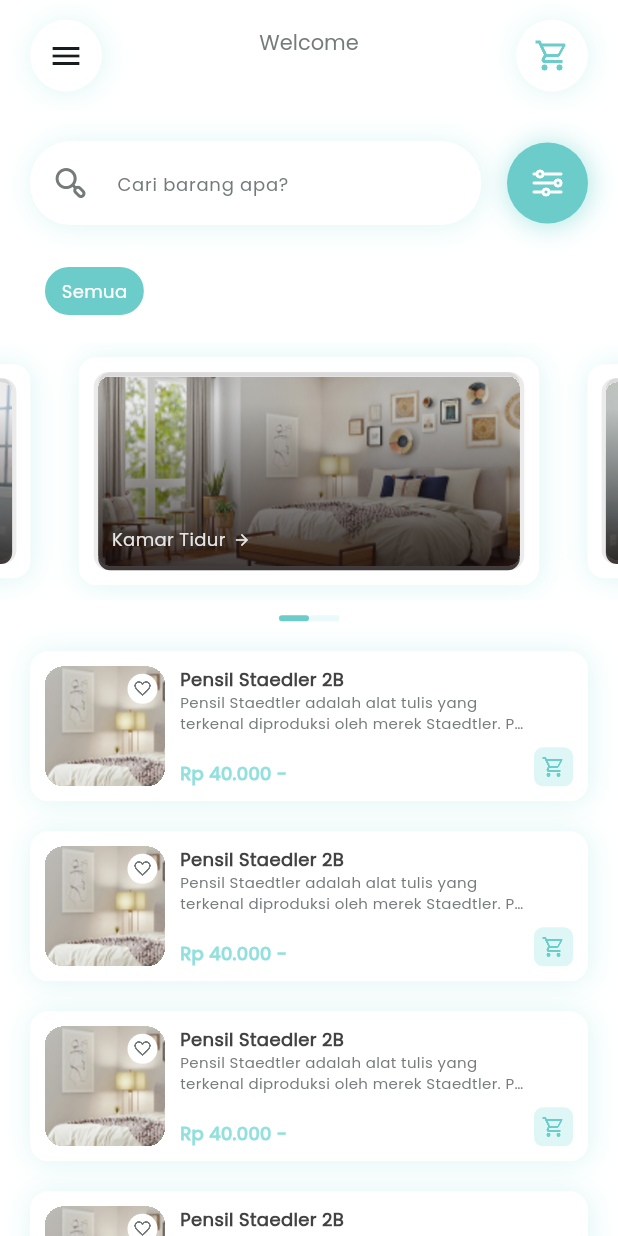
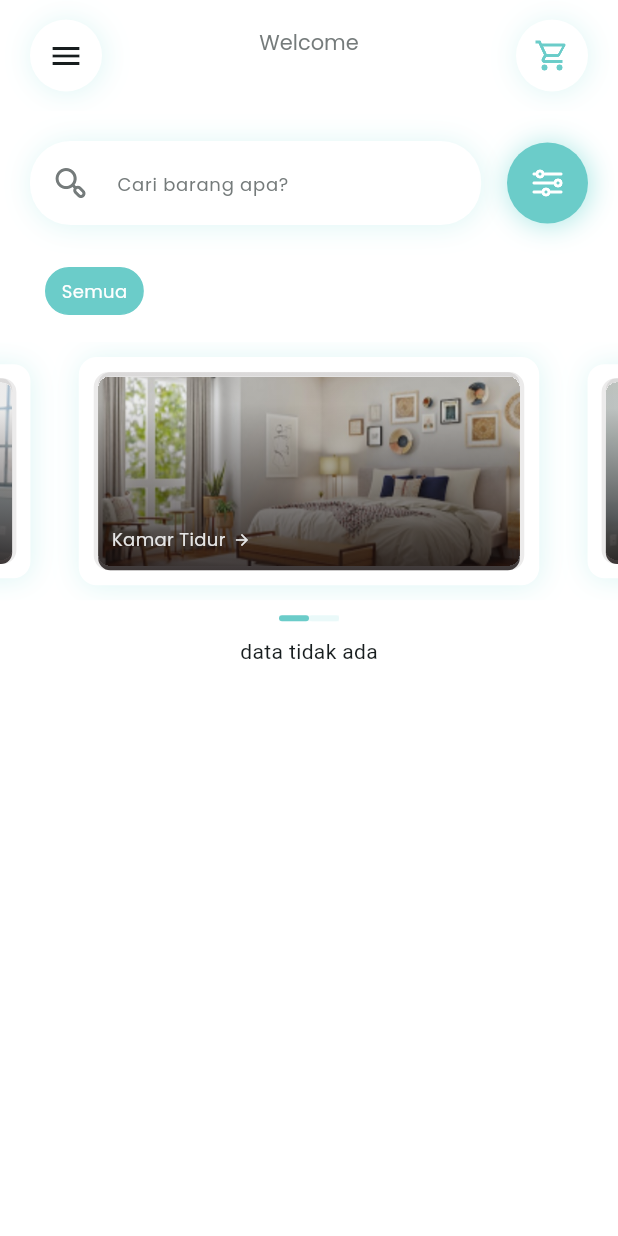
Before and after one commit to bayuhadi863/penstore-ecommerce-mobile-app, a Flutter app: the HomeScreen screen opened directly, on a phone screen of 412 x 824 dp. Run offline on Flutter 3.47's test engine with Material 3 defaults, Android fonts, the phone set to English and light mode, and no system bars; drawn by our look-alikes of carousel_slider; our stand-ins replace cloud_firestore, dotted_border, firebase_auth, firebase_core, flutter_spinkit, get and 1 more; accounts and stored records are empty.

Commit message:
revert nepakno list produk

```diff
--- a/lib/widgets/home/list_product_widget.dart
+++ b/lib/widgets/home/list_product_widget.dart
@@ -1,9 +1,8 @@
 import 'package:flutter/material.dart';
-import 'package:get/get.dart';
 import 'package:penstore/models/product_model.dart';
 import 'package:penstore/repository/product_repository.dart';
+import 'package:penstore/screens/auth/login_screen.dart';
 import 'package:penstore/widgets/home/add_collection_dialog_widget.dart';
-import 'package:penstore/widgets/home/banner_slider_widget.dart';
 
 class ListProductWidget extends StatefulWidget {
   final String? selectedCategory;
@@ -77,20 +76,39 @@ class _ListProductWidgetState extends State<ListProductWidget> {
 
   @override
   Widget build(BuildContext context) {
-    return Column(
-      children: List.generate(
-        10,
-        (index) {
+
+    return Column(children: [
+      isLoading
+          ? const Center(
+              child: Padding(
+                padding: EdgeInsets.symmetric(vertical: 50),
+                child: CircularProgressIndicator(
+                  color: Colors.grey,
+                ),
+              ),
+            )
+          : products.isEmpty
+              ? const Text("data tidak ada")
+              : ListView.builder(
+                shrinkWrap: true,
+                  itemCount: products.length,
+                  itemBuilder: (context, index) {
+                    ProductModel product = products[index];
                     return Container(
                       width: double.infinity,
                       height: 100,
-            margin:
-                const EdgeInsets.only(left: 20, right: 20, bottom: 10, top: 10),
+                      margin: const EdgeInsets.only(
+                          left: 20, right: 20, bottom: 10, top: 10),
                       child: Stack(
                         children: [
                           InkWell(
                             onTap: () {
-                    Get.toNamed('/detail-product');
+                              Navigator.push(
+                                context,
+                                MaterialPageRoute(
+                                  builder: (context) => const LoginScreen(),
+                                ),
+                              );
                             },
                             child: Container(
                               height: 100,
@@ -100,7 +118,8 @@ class _ListProductWidgetState extends State<ListProductWidget> {
                                 borderRadius: BorderRadius.circular(12),
                                 boxShadow: [
                                   BoxShadow(
-                          color: const Color(0xFF91E0DD).withOpacity(0.3),
+                                    color: const Color(0xFF91E0DD)
+                                        .withOpacity(0.3),
                                     blurRadius: 16,
                                     offset: const Offset(1, 1),
                                   ),
@@ -114,17 +133,18 @@ class _ListProductWidgetState extends State<ListProductWidget> {
                                         width: 80,
                                         height: 90,
                                         decoration: BoxDecoration(
-                                borderRadius: BorderRadius.circular(12),
+                                          borderRadius:
+                                              BorderRadius.circular(12),
                                         ),
                                         child: ClipRRect(
                                           clipBehavior: Clip.hardEdge,
-                                borderRadius: BorderRadius.circular(12),
-                                child: Image(
+                                          borderRadius:
+                                              BorderRadius.circular(12),
+                                          child: Image.asset(
+                                            'assets/icons/cart_outline.png',
+                                            height: 16,
+                                            width: 16,
                                             filterQuality: FilterQuality.high,
-                                  image: AssetImage(
-                                    imgList[0],
-                                  ),
-                                  fit: BoxFit.none,
                                           ),
                                         ),
                                       ),
@@ -137,7 +157,8 @@ class _ListProductWidgetState extends State<ListProductWidget> {
                                               context: context,
                                               builder: (context) {
                                                 return const AddCollectionDialog();
-                                      });
+                                              },
+                                            );
                                             setState(() {});
                                           },
                                           child: Container(
@@ -162,17 +183,20 @@ class _ListProductWidgetState extends State<ListProductWidget> {
                                     ],
                                   ),
                                   const SizedBox(width: 10),
-                        const Expanded(
+                                  Expanded(
                                     child: Column(
-                            crossAxisAlignment: CrossAxisAlignment.start,
-                            mainAxisAlignment: MainAxisAlignment.spaceBetween,
+                                      crossAxisAlignment:
+                                          CrossAxisAlignment.start,
+                                      mainAxisAlignment:
+                                          MainAxisAlignment.spaceBetween,
                                       children: [
                                         Column(
-                                crossAxisAlignment: CrossAxisAlignment.start,
+                                          crossAxisAlignment:
+                                              CrossAxisAlignment.start,
                                           children: [
                                             Text(
-                                    'Pensil Staedler 2B',
-                                    style: TextStyle(
+                                              product.name,
+                                              style: const TextStyle(
                                                 color: Color(0xFF424242),
                                                 fontSize: 12,
                                                 fontWeight: FontWeight.w600,
@@ -182,8 +206,8 @@ class _ListProductWidgetState extends State<ListProductWidget> {
                                             SizedBox(
                                               width: 230,
                                               child: Text(
-                                      'Pensil Staedtler adalah alat tulis yang terkenal diproduksi oleh merek Staedtler. Pensil ini...',
-                                      style: TextStyle(
+                                                product.desc,
+                                                style: const TextStyle(
                                                   color: Color(0xFF757B7B),
                                                   fontSize: 10,
                                                   fontWeight: FontWeight.normal,
@@ -198,11 +222,12 @@ class _ListProductWidgetState extends State<ListProductWidget> {
                                         Row(
                                           mainAxisAlignment:
                                               MainAxisAlignment.spaceBetween,
-                                crossAxisAlignment: CrossAxisAlignment.end,
+                                          crossAxisAlignment:
+                                              CrossAxisAlignment.end,
                                           children: [
                                             Text(
-                                    'Rp 40.000 -',
-                                    style: TextStyle(
+                                              'Rp ${product.price} -',
+                                              style: const TextStyle(
                                                 color: Color(0xFF91E0DD),
                                                 fontSize: 12,
                                                 fontWeight: FontWeight.bold,
@@ -221,16 +246,16 @@ class _ListProductWidgetState extends State<ListProductWidget> {
                           Align(
                             alignment: Alignment.bottomRight,
                             child: GestureDetector(
-                    onTap: () {
-                      Get.toNamed('/cart');
-                    },
+                              onTap: () {},
                               child: Container(
                                 width: 26,
                                 height: 26,
                                 alignment: Alignment.center,
-                      margin: const EdgeInsets.only(right: 10, bottom: 10),
+                                margin: const EdgeInsets.only(
+                                    right: 10, bottom: 10),
                                 decoration: BoxDecoration(
-                        color: const Color(0xFF91E0DD).withOpacity(0.3),
+                                  color:
+                                      const Color(0xFF91E0DD).withOpacity(0.3),
                                   borderRadius: BorderRadius.circular(6),
                                 ),
                                 child: Image.asset(
@@ -246,7 +271,7 @@ class _ListProductWidgetState extends State<ListProductWidget> {
                       ),
                     );
                   },
-      ),
-    );
+                )
+    ]);
   }
 }
```
Lines whose indentation alone changed are shown as unchanged.
